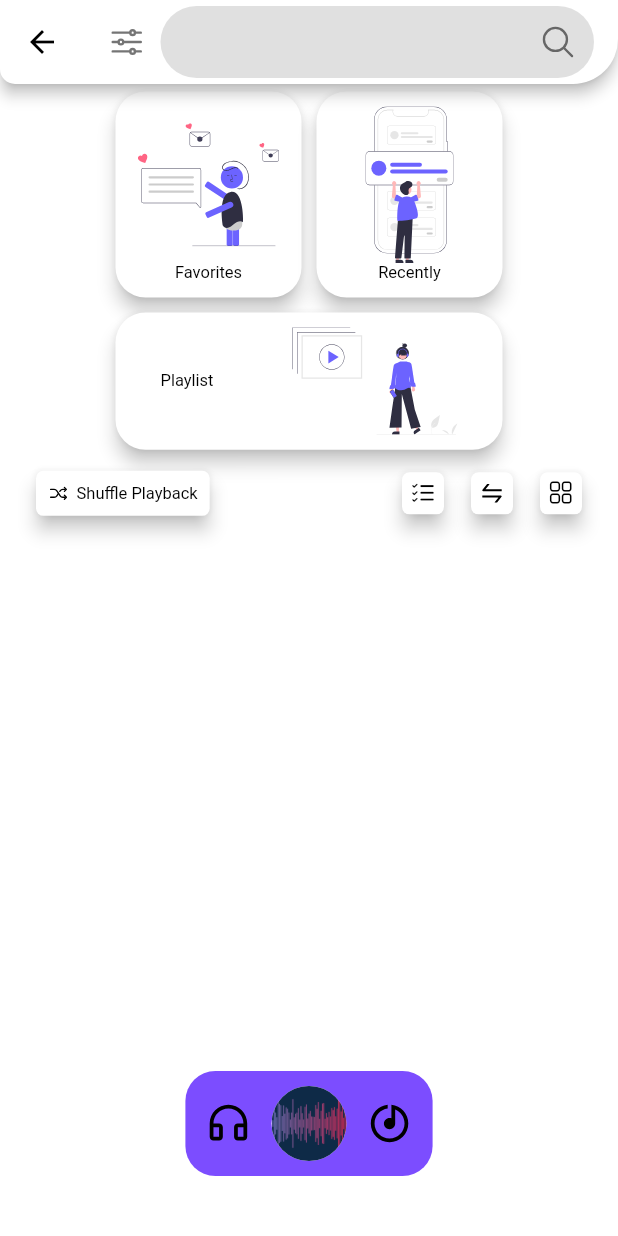
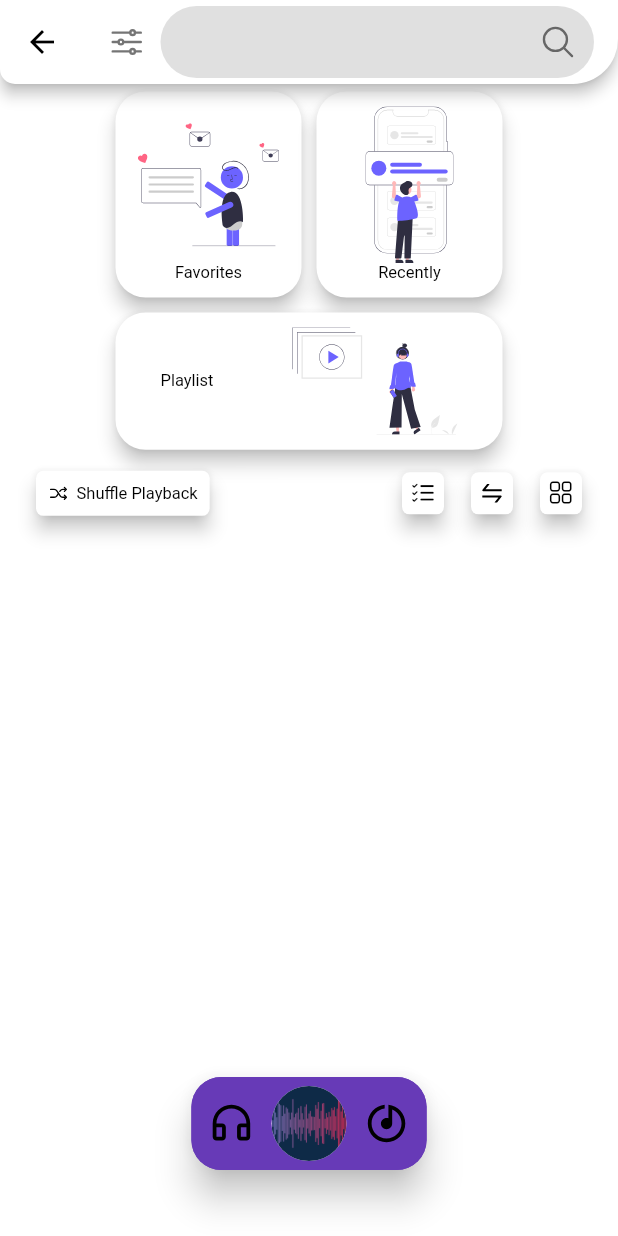
Before and after one commit to ImanGhasemiArani/IGMusic, a Flutter app: the ScreenHolder screen opened directly, on a phone screen of 412 x 824 dp. Run offline on Flutter 3.47's test engine with Material 2 defaults, Android fonts, the phone set to English and light mode, and no system bars; drawn by our look-alikes of auto_size_text; our stand-ins replace animated_splash_screen, audio_video_progress_bar, eva_icons_flutter, flutter_font_icons, flutter_remix, flutter_svg and 7 more; missing offline and left inert: audio_session, just_audio_web, on_audio_query_web, shared_preferences_web; accounts and stored records are empty.

Commit message:
createing expanded part of bottom nav bar and modifying

```diff
--- a/lib/screens/offline/home_screen.dart
+++ b/lib/screens/offline/home_screen.dart
@@ -18,7 +18,7 @@ class _HomeScreenState extends State<HomeScreen> {
   List<Widget> musicItemWidgetsList = <Widget>[];
   bool closeTopLayer = false;
   double topItem = 0;
-  double bottomItem = 0;
+//   double bottomItem = 0;
 
   void createWidgets() {
     List<Widget> items = <Widget>[];
@@ -49,12 +49,12 @@ class _HomeScreenState extends State<HomeScreen> {
     _controller.addListener(() {
       double value = _controller.offset /
           ((MediaQuery.of(context).size.height / 5 + 20) * 0.7);
-      double value2 =
-          (_controller.offset + (MediaQuery.of(context).size.height)) /
-              ((MediaQuery.of(context).size.height / 5 + 20) * 0.7);
+    //   double value2 =
+    //       (_controller.offset + (MediaQuery.of(context).size.height)) /
+    //           ((MediaQuery.of(context).size.height / 5 + 20) * 0.7);
       setState(() {
         topItem = value;
-        bottomItem = value2;
+        // bottomItem = value2;
         closeTopLayer = _controller.offset > 50;
       });
     });
@@ -88,35 +88,35 @@ class _HomeScreenState extends State<HomeScreen> {
                 physics: const BouncingScrollPhysics(),
                 itemCount: musicItemWidgetsList.length,
                 itemBuilder: (buildContext, index) {
-                  bool top = false;
-                  bool bottom = false;
+                //   bool top = false;
+                //   bool bottom = false;
                   double scale = 1.0;
                   if (topItem > 0.5) {
-                    top = true;
+                    // top = true;
                     scale = index + 0.5 - topItem;
                     if (scale < 0) {
                       scale = 0;
                     } else if (scale > 1) {
                       scale = 1;
-                      top = false;
+                    //   top = false;
                     }
                   }
-                  if (bottomItem > 0.5 && !top) {
-                    scale = 1 - index + 3.5 + topItem;
-                    bottom = true;
-                    if (scale < 0) {
-                      scale = 0;
-                    } else if (scale > 1) {
-                      scale = 1;
-                      bottom = false;
-                    }
-                  }
+                //   if (bottomItem > 0.5 && !top) {
+                //     scale = 1 - index + 3.5 + topItem;
+                //     bottom = true;
+                //     if (scale < 0) {
+                //       scale = 0;
+                //     } else if (scale > 1) {
+                //       scale = 1;
+                //       bottom = false;
+                //     }
+                //   }
                   return Opacity(
                     opacity: scale,
                     child: Transform(
                       transform: Matrix4.identity()..scale(scale, scale),
-                      alignment:
-                          bottom ? Alignment.bottomCenter : Alignment.topCenter,
+                    //   alignment: bottom ? Alignment.bottomCenter : Alignment.topCenter,
+                      alignment: Alignment.topCenter,
                       child: Align(
                           heightFactor: 0.7,
                           alignment: Alignment.topCenter,
--- a/lib/screens/screen_holder.dart
+++ b/lib/screens/screen_holder.dart
@@ -24,7 +24,9 @@ class ScreenHolder extends StatelessWidget {
             }
           },
         ),
-        const BottomNavBar()
+        BottomNavBar(
+          size: MediaQuery.of(context).size,
+        )
       ]),
       //   extendBody: true,
     );
--- a/lib/widgets/bottom_bar/bottom_nav_bar.dart
+++ b/lib/widgets/bottom_bar/bottom_nav_bar.dart
@@ -2,7 +2,9 @@ import 'dart:typed_data';
 import 'dart:ui';
 
 import 'package:flutter/material.dart';
+import 'package:glassmorphism_ui/glassmorphism_ui.dart';
 import 'package:ig_music/assets/icos.dart';
+import 'package:ig_music/widgets/button/btn_audio_control.dart';
 import 'package:ig_music/widgets/visualizer/circular_visualizer.dart';
 
 import '../../assets/clrs.dart';
@@ -10,7 +12,9 @@ import '../../assets/imgs.dart';
 import '../../controllers/audio_manager.dart';
 
 class BottomNavBar extends StatefulWidget {
-  const BottomNavBar({Key? key}) : super(key: key);
+  const BottomNavBar({Key? key, required this.size}) : super(key: key);
+
+  final Size size;
 
   @override
   State<BottomNavBar> createState() => _BottomNavBarState();
@@ -22,12 +26,16 @@ class _BottomNavBarState extends State<BottomNavBar>
   bool _isExpanded = false;
   late final double _maxHeight;
   late final double _minHeight;
+  late final double _maxWidth;
+  late final double _minWidth;
   late double _currentHeight;
 
   @override
   void initState() {
-    _maxHeight = 350;
+    _maxHeight = 400;
     _minHeight = 70;
+    _maxWidth = widget.size.width * 0.9;
+    _minWidth = widget.size.width * 0.4;
     _controller = AnimationController(
         vsync: this, duration: const Duration(milliseconds: 600));
     _currentHeight = _minHeight;
@@ -36,9 +44,8 @@ class _BottomNavBarState extends State<BottomNavBar>
 
   @override
   Widget build(BuildContext context) {
-    var size = MediaQuery.of(context).size;
-    final maxWidth = size.width * 0.9;
-    final minWidth = size.width * 0.4;
+    var size = widget.size;
+
     return GestureDetector(
       onVerticalDragUpdate: _isExpanded
           ? (details) {
@@ -70,22 +77,33 @@ class _BottomNavBarState extends State<BottomNavBar>
               children: [
                 Positioned(
                   height: lerpDouble(_minHeight, _currentHeight, value),
-                  left: lerpDouble(size.width / 2 - minWidth / 2,
-                      size.width / 2 - maxWidth / 2, value),
-                  width: lerpDouble(minWidth, maxWidth, value),
-                  bottom: lerpDouble(40, size.width / 2 - maxWidth / 2, value),
+                  left: lerpDouble(size.width / 2 - _minWidth / 2,
+                      size.width / 2 - _maxWidth / 2, value),
+                  width: lerpDouble(_minWidth, _maxWidth, value),
+                  bottom: lerpDouble(40, size.width / 2 - _maxWidth / 2, value),
+                  child: Card(
+                    elevation: 10,
+                    color: Colors.deepPurple,
+                    shadowColor: Colors.black,
+                    shape: RoundedRectangleBorder(
+                        borderRadius: BorderRadius.vertical(
+                            top: Radius.circular(lerpDouble(20, 30, value)!),
+                            bottom:
+                                Radius.circular(lerpDouble(20, 30, value)!))),
                     child: Container(
-                      decoration: const BoxDecoration(
+                        decoration: BoxDecoration(
                             borderRadius: BorderRadius.vertical(
-                            top: Radius.circular(20),
-                            bottom: Radius.circular(20)),
-                        color: Colors.deepPurpleAccent,
-                      ),
+                                top:
+                                    Radius.circular(lerpDouble(20, 30, value)!),
+                                bottom: Radius.circular(
+                                    lerpDouble(20, 30, value)!)),
+                            color: Colors.deepPurple),
                         child: _isExpanded
                             ? Opacity(
                                 opacity: _controller.value,
                                 child: _buildExpandedContent())
                             : _buildMenuContent()),
+                  ),
                 ),
               ],
             );
@@ -94,45 +112,49 @@ class _BottomNavBarState extends State<BottomNavBar>
   }
 
   Widget _buildExpandedContent() {
-    return Padding(
-      padding: const EdgeInsets.all(20),
+    return ValueListenableBuilder<Uint8List?>(
+      valueListenable: AudioManager().currentSongArtworkNotifier,
+      builder: (_, value, __) {
+        return Stack(children: [
+          Container(
+            height: double.infinity,
+            width: double.infinity,
+            decoration: BoxDecoration(
+              borderRadius: BorderRadius.circular(30),
+              image: DecorationImage(
+                image: getArtwork(value).image,
+                fit: BoxFit.cover,
+              ),
+            ),
+          ),
+          Padding(
+            padding: const EdgeInsets.only(bottom: 50),
+            child: Align(
+              alignment: Alignment.bottomCenter,
               child: FittedBox(
                 fit: BoxFit.scaleDown,
-        child: Column(
-          children: [
-            Container(
-              color: Colors.black,
-              height: 80,
-              width: 80,
-            ),
-            const SizedBox(
-              height: 15,
-            ),
-            const Text(
-              "Iman",
-              style: TextStyle(fontSize: 12),
-            ),
-            const SizedBox(
-              height: 15,
-            ),
-            const Text(
-              "Ghasemi Arani",
-              style: TextStyle(fontSize: 12),
-            ),
-            const SizedBox(
-              height: 20,
-            ),
-            Row(
+                child: GlassContainer(
+                  width: _maxWidth / 3 * 2,
+                  height: 70,
+                  blur: 15,
+                  border: const Border.fromBorderSide(BorderSide.none),
+                  opacity: 0.05,
+                  borderRadius: BorderRadius.circular(20),
+                  child: Row(
                     mainAxisAlignment: MainAxisAlignment.spaceEvenly,
+                    crossAxisAlignment: CrossAxisAlignment.center,
                     children: const [
-                Icon(Icons.shuffle),
-                Icon(Icons.pause),
-                Icon(Icons.playlist_add),
-              ],
-            )
+                      PreviousButton(),
+                      PlayPauseButton(),
+                      NextButton(),
                     ],
                   ),
                 ),
+              ),
+            ),
+          )
+        ]);
+      },
     );
   }
 
@@ -142,7 +164,7 @@ class _BottomNavBarState extends State<BottomNavBar>
       children: [
         const Icon(Icos.offllineTab, color: Clrs.bottonNavIconColor, size: 30),
         GestureDetector(
-          onLongPress: () {
+          onTap: () {
             setState(() {
               _isExpanded = true;
               _currentHeight = _maxHeight;
--- a/lib/widgets/visualizer/circular_visualizer.dart
+++ b/lib/widgets/visualizer/circular_visualizer.dart
@@ -7,15 +7,11 @@ import '../../controllers/audio_manager.dart';
 
 class CircularVisualizer extends StatefulWidget {
   const CircularVisualizer(
-      {Key? key,
-      this.initialIsPlaying = false,
-      required this.child,
-      required this.onPressed})
+      {Key? key, required this.child, required this.onPressed})
       : super(key: key);
 
   final Widget child;
   final VoidCallback onPressed;
-  final bool initialIsPlaying;
 
   @override
   State<CircularVisualizer> createState() => _CircularVisualizerState();
@@ -23,8 +19,6 @@ class CircularVisualizer extends StatefulWidget {
 
 class _CircularVisualizerState extends State<CircularVisualizer>
     with TickerProviderStateMixin {
-  late bool isPlaying;
-
   late AnimationController _rotationController;
   late AnimationController _scaleController;
 
@@ -35,7 +29,6 @@ class _CircularVisualizerState extends State<CircularVisualizer>
 
   @override
   void initState() {
-    isPlaying = widget.initialIsPlaying;
     _rotationController =
         AnimationController(vsync: this, duration: const Duration(seconds: 5))
           ..addListener(() => setState(() {
@@ -112,7 +105,6 @@ class _CircularVisualizerState extends State<CircularVisualizer>
     } else {
       _scaleController.forward();
     }
-    // setState(() => isPlaying = !isPlaying);
 
     widget.onPressed();
   }
--- a/pubspec.yaml
+++ b/pubspec.yaml
@@ -3,7 +3,7 @@ description: This is a music player that developed by Flutter
 
 # The following line prevents the package from being accidentally published to
 # pub.dev using `flutter pub publish`. This is preferred for private packages.
-publish_to: 'none' # Remove this line if you wish to publish to pub.dev
+publish_to: "none" # Remove this line if you wish to publish to pub.dev
 
 # The following defines the version and build number for your application.
 # A version number is three numbers separated by dots, like 1.2.43
@@ -45,6 +45,7 @@ dependencies:
   flutter_svg: ^1.0.0
   focused_menu: ^1.0.5
   glass_kit: ^2.0.1
+  glassmorphism_ui: ^0.2.0
   google_fonts: ^2.2.0
   just_audio: ^0.9.18
   on_audio_query: ^2.5.3
@@ -54,7 +55,6 @@ dependencies:
   slimy_card: ^1.0.4
   vertical_card_pager: ^1.5.0
   wave: ^0.2.0
-#    draggable_home: ^1.0.2
 dev_dependencies:
   build_runner: ^2.0.0
 
@@ -71,7 +71,6 @@ dev_dependencies:
 # following page: https://dart.dev/tools/pub/pubspec
 # The following section is specific to Flutter.
 flutter:
-
   # The following line ensures that the Material Icons font is
   # included with your application, so that you can use the icons in
   # the material Icons class.
```
Also changed, not shown: 1 other file. Lines whose indentation alone changed are shown as unchanged.
